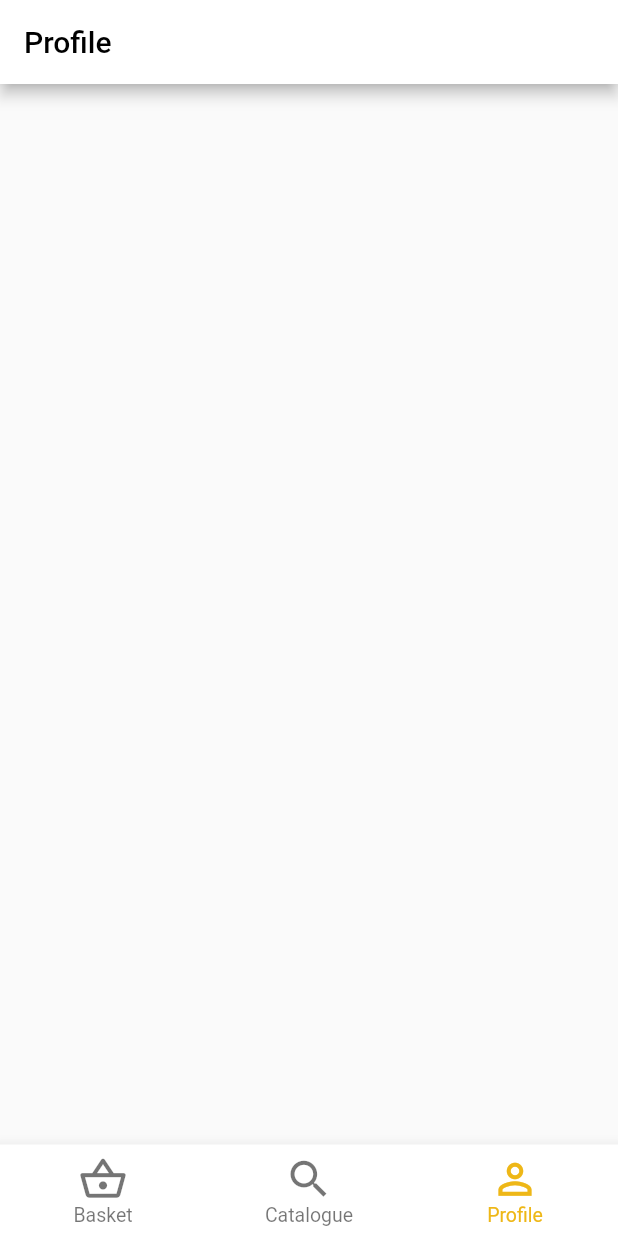
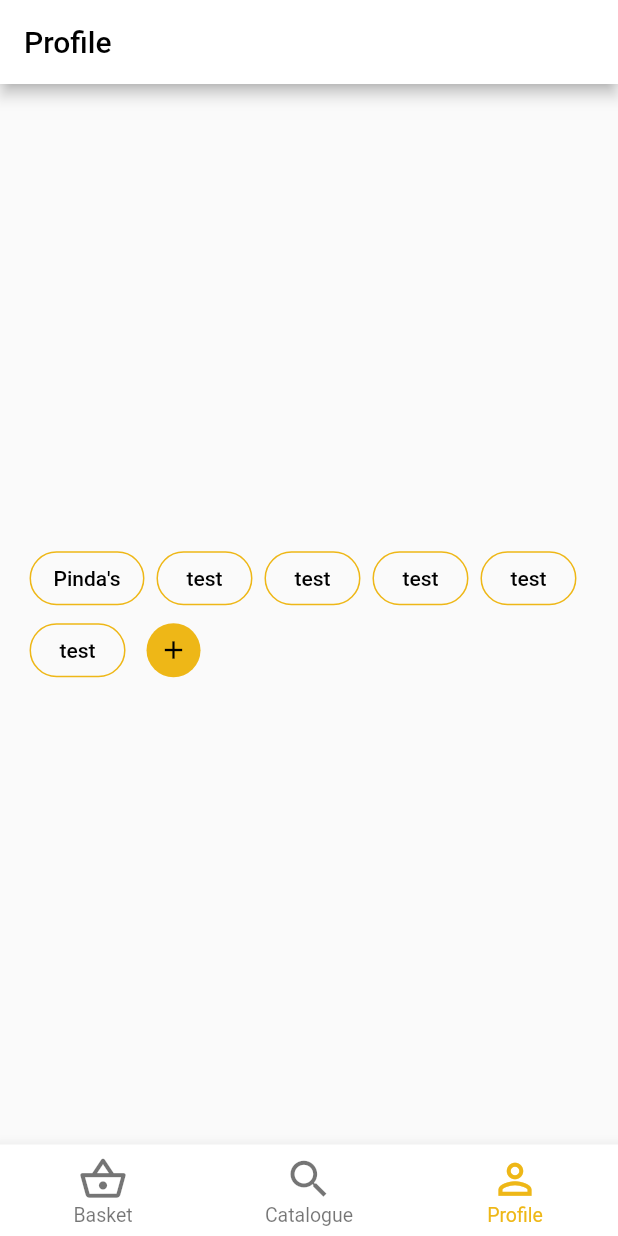
Before and after one commit to EditaAnomaly/S7-ASM-Jumbo-project, a Flutter app: the screen it shows after launch, item 3 of the bottom bar chosen, on a phone screen of 412 x 824 dp. Run offline on Flutter 3.47's test engine with Material 2 defaults, Android fonts, the phone set to English and light mode, and no system bars; our stand-ins replace flutter_bloc; missing offline and left inert: flutter_barcode_scanner.

Commit message:
Preference selector widget

```diff
--- a/lib/pages/profile_page.dart
+++ b/lib/pages/profile_page.dart
@@ -1,4 +1,5 @@
 import 'package:flutter/material.dart';
+import 'package:jumbo_app_flutter/widgets/preference_selector.dart';
 
 class ProfilePage extends StatefulWidget {
   const ProfilePage({super.key});
@@ -15,7 +16,14 @@ class _ProfilePageState extends State<ProfilePage> {
         backgroundColor: Colors.white,
         foregroundColor: Colors.black,
       ),
-      // body
+      body: Center(
+        child: Column(
+          mainAxisAlignment: MainAxisAlignment.center,
+          children: const <Widget>[
+            PreferenceSelector(),
+          ],
+        ),
+      ),
     );
   }
 }
--- /dev/null
+++ b/lib/widgets/preference_selector.dart
@@ -0,0 +1,82 @@
+import 'package:flutter/material.dart';
+
+class PreferenceSelector extends StatefulWidget {
+  const PreferenceSelector({super.key});
+
+  @override
+  State<StatefulWidget> createState() => _PreferenceSelectorState();
+}
+
+class _PreferenceSelectorState extends State<PreferenceSelector> {
+  List<String> preferences = [
+    "Pinda's",
+    "test",
+    "test",
+    "test",
+    "test",
+    "test"
+  ];
+
+  _openTextField() {
+    print("HOI");
+  }
+
+  @override
+  Widget build(BuildContext context) {
+    return Wrap(
+      children: [
+        for (var item in preferences)
+          Container(
+            margin: const EdgeInsets.only(right: 8.0),
+            child: OutlinedButton(
+              onPressed: () {
+                print(item);
+              },
+              style: OutlinedButton.styleFrom(
+                shape: RoundedRectangleBorder(
+                  borderRadius: BorderRadius.circular(20.0),
+                ),
+                side: const BorderSide(
+                  color: Color(0xffEEB717),
+                ),
+                foregroundColor: Colors.black,
+              ),
+              child: Text(item),
+            ),
+          ),
+        TextButton(
+          style: TextButton.styleFrom(
+            shape: const CircleBorder(),
+            foregroundColor: Colors.black,
+            backgroundColor: const Color(0xffEEB717),
+            minimumSize: Size.zero,
+          ),
+          onPressed: () {
+            _openTextField();
+          },
+          child: const Icon(
+            Icons.add,
+            size: 20.0,
+          ),
+        ),
+      ],
+    );
+
+    // [
+    // TextButton(
+    //   style: TextButton.styleFrom(
+    //     shape: const CircleBorder(),
+    //     foregroundColor: Colors.black,
+    //     backgroundColor: const Color(0xffEEB717),
+    //   ),
+    //   onPressed: () {
+    //     _openTextField();
+    //   },
+    //   child: const Icon(
+    //     Icons.add,
+    //     size: 30.0,
+    //   ),
+    // ),
+    // ],
+  }
+}
```
